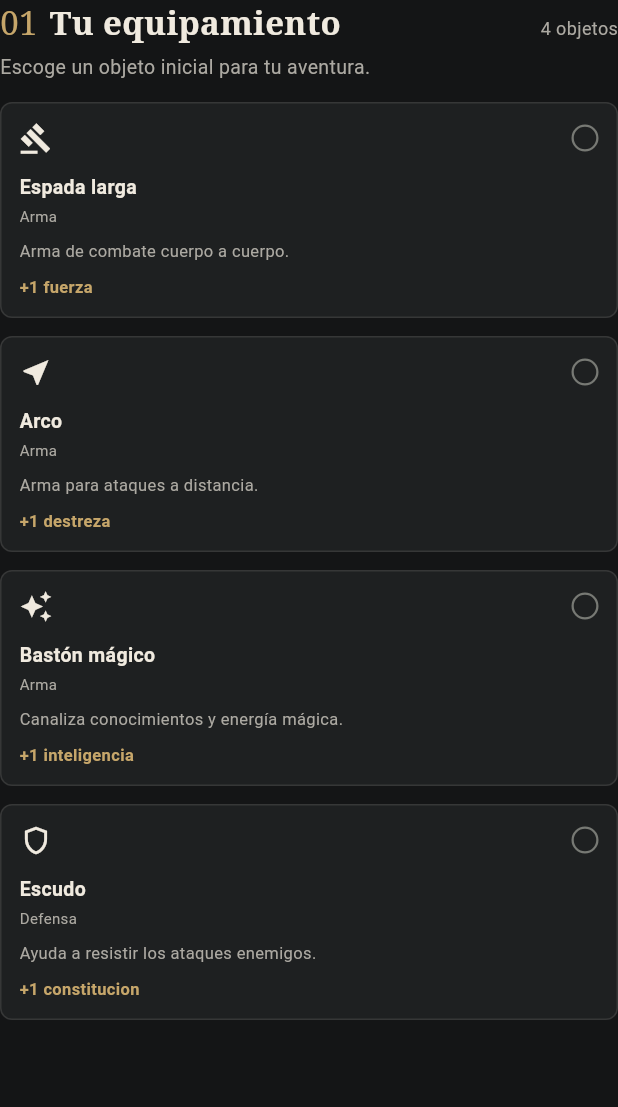
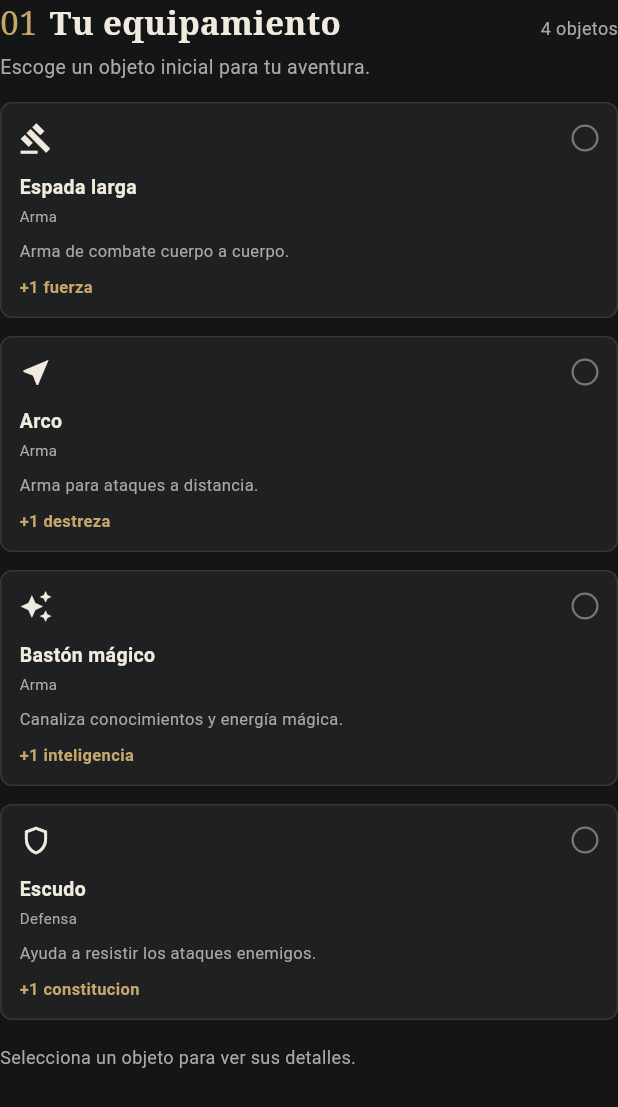
Before and after one commit to alejandroacostadam-droid/Interfaces-Tarjeta, a Flutter app: the SeccionEquipamiento widget shown alone on an empty page, opened directly with empty values, on a phone screen of 412 x 824 dp. Shown: the top 1107 px of the screen. Run offline on Flutter 3.47's test engine with Material 3 defaults, Android fonts, the phone set to English and light mode, and no system bars; our stand-ins replace google_fonts.

Commit message:
seccion detalle

```diff
--- a/lib/main.dart
+++ b/lib/main.dart
@@ -26,7 +26,7 @@ class MyApp extends StatelessWidget {
         ),
         useMaterial3: true,
       ),
-      home: const PantallaFinal(),
+      home: const PantallaIdentidad(),
     );
   }
 }
--- a/lib/widgets/seccion_equipamiento.dart
+++ b/lib/widgets/seccion_equipamiento.dart
@@ -73,6 +73,105 @@ class _SeccionEquipamientoState extends State<SeccionEquipamiento> {
     );
   }
 
+  Widget _crearDetalle() {
+    dynamic objetoElegido;
+    for (var objeto in _objetos) {
+      if (objeto['id'] == widget.objetoSeleccionado) {
+        objetoElegido = objeto;
+      }
+    }
+
+    if (objetoElegido == null) {
+      return const Text(
+        'Selecciona un objeto para ver sus detalles.',
+        style: TextStyle(
+          fontSize: 12.0,
+          fontWeight: FontWeight.w400,
+          color: Colores.textoSecundario,
+        ),
+      );
+    }
+
+    return Container(
+      width: double.infinity,
+      padding: const EdgeInsets.all(14.0),
+      decoration: BoxDecoration(
+        color: Colores.superficieSeleccionada,
+        borderRadius: BorderRadius.circular(10.0),
+        border: Border.all(
+          color: Colores.dorado,
+          width: 1.0,
+        ),
+      ),
+      child: Row(
+        crossAxisAlignment: CrossAxisAlignment.start,
+        children: [
+          Container(
+            width: 72.0,
+            height: 72.0,
+            clipBehavior: Clip.antiAlias,
+            decoration: BoxDecoration(
+              color: Colores.superficie,
+              borderRadius: BorderRadius.circular(8.0),
+            ),
+            child: Image.asset(
+              'assets/objetos/${objetoElegido['id']}.png',
+              fit: BoxFit.cover,
+              errorBuilder: (context, error, stackTrace) => Icon(
+                _iconoObjeto(objetoElegido['id']),
+                size: 36.0,
+                color: Colores.dorado,
+              ),
+            ),
+          ),
+          const SizedBox(width: 14.0),
+          Expanded(
+            child: Column(
+              crossAxisAlignment: CrossAxisAlignment.start,
+              children: [
+                const Text(
+                  'Objeto elegido',
+                  style: TextStyle(
+                    fontSize: 10.0,
+                    fontWeight: FontWeight.w500,
+                    color: Colores.textoSecundario,
+                  ),
+                ),
+                const SizedBox(height: 2.0),
+                Text(
+                  objetoElegido['nombre'],
+                  style: const TextStyle(
+                    fontSize: 16.0,
+                    fontWeight: FontWeight.w600,
+                    color: Colores.textoPrincipal,
+                  ),
+                ),
+                const SizedBox(height: 2.0),
+                Text(
+                  '${objetoElegido['tipo']} · ${_textoBonus(objetoElegido)}',
+                  style: const TextStyle(
+                    fontSize: 11.0,
+                    fontWeight: FontWeight.w600,
+                    color: Colores.dorado,
+                  ),
+                ),
+                const SizedBox(height: 8.0),
+                Text(
+                  objetoElegido['descripcion'],
+                  style: const TextStyle(
+                    fontSize: 12.0,
+                    fontWeight: FontWeight.w400,
+                    color: Colores.textoSecundario,
+                  ),
+                ),
+              ],
+            ),
+          ),
+        ],
+      ),
+    );
+  }
+
   @override
   Widget build(BuildContext context) {
     return Column(
@@ -137,6 +236,8 @@ class _SeccionEquipamientoState extends State<SeccionEquipamiento> {
             );
           },
         ),
+        const SizedBox(height: 4.0),
+        _crearDetalle(),
       ],
     );
   }
```
